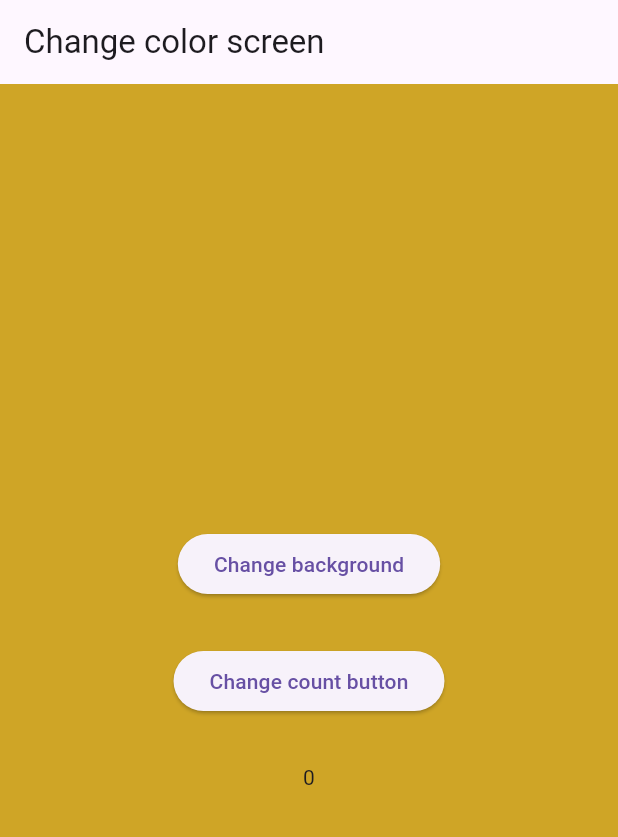
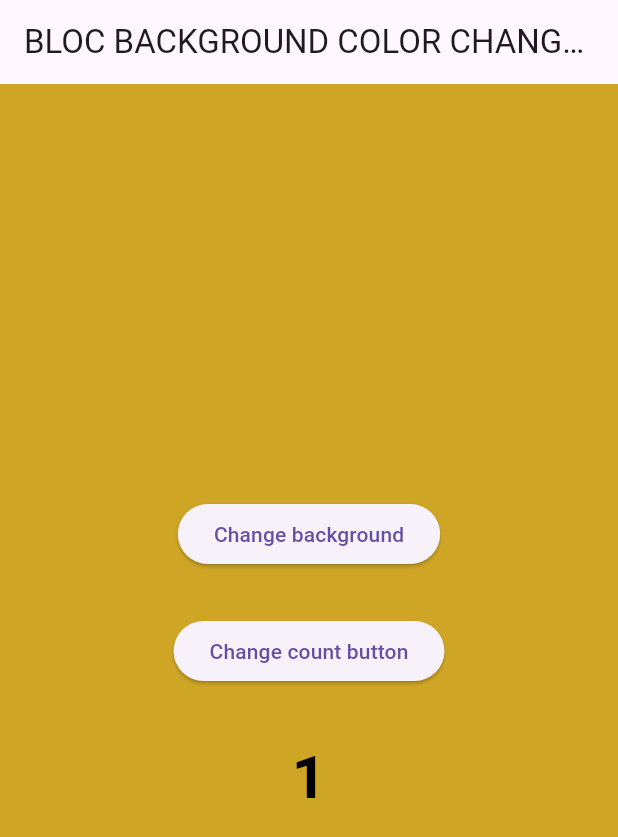
Before and after one commit to amruta123-dowell/communication_between_blocs_cubits, a Flutter app: the screen it shows after launch, after a tap on "Change background", on a phone screen of 412 x 824 dp. Shown: the top 837 px of the screen. Run offline on Flutter 3.47's test engine with Material 3 defaults, Android fonts, the phone set to English and light mode, and no system bars; our stand-ins replace bloc, equatable, flutter_bloc.

Commit message:
BLOC-BLOC Communication and BLOC listener - Implementation

```diff
--- /dev/null
+++ b/lib/bloc/colorBloc/color_bloc.dart
@@ -0,0 +1,26 @@
+import 'dart:ui';
+
+import 'package:bloc/bloc.dart';
+import 'package:equatable/equatable.dart';
+import 'package:flutter/material.dart';
+
+part 'color_event.dart';
+part 'color_state.dart';
+
+class ColorBloc extends Bloc<ColorEvent, ColorState> {
+  ColorBloc() : super(ColorState.initial()) {
+    on<ColorChangeEvent>((event, Emitter<ColorState> emit) {
+      if (state.backGndColor == const Color.fromARGB(255, 240, 72, 60)) {
+        emit(state.copyWith(color: const Color.fromARGB(255, 207, 165, 38)));
+      } else if (state.backGndColor ==
+          const Color.fromARGB(255, 207, 165, 38)) {
+        emit(state.copyWith(color: const Color.fromARGB(255, 35, 217, 41)));
+      } else if (state.backGndColor == const Color.fromARGB(255, 35, 217, 41)) {
+        emit(state.copyWith(color: const Color.fromARGB(255, 144, 36, 163)));
+      } else if (state.backGndColor ==
+          const Color.fromARGB(255, 144, 36, 163)) {
+        emit(state.copyWith(color: const Color.fromARGB(255, 240, 72, 60)));
+      }
+    });
+  }
+}
--- /dev/null
+++ b/lib/bloc/colorBloc/color_event.dart
@@ -0,0 +1,10 @@
+part of 'color_bloc.dart';
+
+sealed class ColorEvent extends Equatable {
+  const ColorEvent();
+
+  @override
+  List<Object> get props => [];
+}
+
+class ColorChangeEvent extends ColorEvent {}
--- /dev/null
+++ b/lib/bloc/colorBloc/color_state.dart
@@ -0,0 +1,17 @@
+part of 'color_bloc.dart';
+
+class ColorState extends Equatable {
+  final Color backGndColor;
+  const ColorState({required this.backGndColor});
+
+  @override
+  List<Object> get props => [backGndColor];
+
+  factory ColorState.initial() {
+    return const ColorState(backGndColor: Color.fromARGB(255, 240, 72, 60));
+  }
+
+  ColorState copyWith({Color? color}) {
+    return ColorState(backGndColor: color ?? backGndColor);
+  }
+}
--- /dev/null
+++ b/lib/bloc/counterBloc/counter_bloc.dart
@@ -0,0 +1,56 @@
+import 'dart:async';
+import 'dart:ui';
+
+import 'package:bloc/bloc.dart';
+import 'package:communication_between_blocs_cubits/cubits/cubit/color_cubit.dart';
+import 'package:equatable/equatable.dart';
+
+import '../colorBloc/color_bloc.dart';
+
+part 'counter_event.dart';
+part 'counter_state.dart';
+
+// class CounterBloc extends Bloc<CounterEvent, CounterState> {
+//   int incrementNumber = 1;
+//   late final StreamSubscription colorSubscription;
+//   CounterBloc(ColorBloc colorBloc) : super(CounterState.initial()) {
+//     colorSubscription = colorBloc.stream.listen((colorState) {
+//       if (colorState.backGndColor == const Color.fromARGB(255, 240, 72, 60)) {
+//         incrementNumber = 1;
+//       } else if (colorState.backGndColor ==
+//           const Color.fromARGB(255, 207, 165, 38)) {
+//         incrementNumber = 10;
+//       } else if (colorState.backGndColor ==
+//           const Color.fromARGB(255, 35, 217, 41)) {
+//         incrementNumber = 100;
+//       } else if (colorState.backGndColor ==
+//           const Color.fromARGB(255, 144, 36, 163)) {
+//         state.copyWith(count: incrementNumber + state.incrementCount);
+//         // add(CounterChangeEvent());
+//         incrementNumber = -100;
+//       }
+//     });
+//     on<CounterChangeEvent>((event, emit) {
+//       emit(state.copyWith(count: incrementNumber + state.incrementCount));
+//     });
+//   }
+
+//   @override
+//   Future<void> close() {
+//     colorSubscription.cancel();
+//     return super.close();
+//   }
+// }
+
+class CounterBloc extends Bloc<CounterEvent, CounterState> {
+  CounterBloc() : super(CounterState.initial()) {
+    on<CounterChangeEventWithArg>(changeCounterValue);
+  }
+
+  FutureOr<void> changeCounterValue(
+    CounterChangeEventWithArg event,
+    Emitter<CounterState> emit,
+  ) {
+    emit(state.copyWith(count: event.count + state.incrementCount));
+  }
+}
--- /dev/null
+++ b/lib/bloc/counterBloc/counter_event.dart
@@ -0,0 +1,17 @@
+part of 'counter_bloc.dart';
+
+sealed class CounterEvent extends Equatable {
+  const CounterEvent();
+
+  @override
+  List<Object> get props => [];
+}
+class CounterChangeEvent extends CounterEvent{}
+
+
+class CounterChangeEventWithArg extends CounterEvent{
+  final int count;
+
+ const CounterChangeEventWithArg({required this.count});
+
+}
--- /dev/null
+++ b/lib/bloc/counterBloc/counter_state.dart
@@ -0,0 +1,21 @@
+part of 'counter_bloc.dart';
+
+class CounterState extends Equatable {
+  final int incrementCount;
+  const CounterState({required this.incrementCount});
+
+  @override
+  List<Object> get props => [incrementCount];
+  factory CounterState.initial() {
+    return const CounterState(incrementCount: 1);
+  }
+
+  @override
+  String toString() {
+    return "count is $incrementCount";
+  }
+
+  CounterState copyWith({int? count}) {
+    return CounterState(incrementCount: count ?? incrementCount);
+  }
+}
--- /dev/null
+++ b/lib/blocScreen/bloc_color_change_screen.dart
@@ -0,0 +1,116 @@
+import 'package:communication_between_blocs_cubits/bloc/colorBloc/color_bloc.dart';
+import 'package:communication_between_blocs_cubits/bloc/counterBloc/counter_bloc.dart';
+import 'package:flutter/material.dart';
+import 'package:flutter_bloc/flutter_bloc.dart';
+
+class BlocColorChangeScreen extends StatelessWidget {
+  const BlocColorChangeScreen({super.key});
+
+  @override
+  Widget build(BuildContext context) {
+    return Scaffold(
+      backgroundColor: context.watch<ColorBloc>().state.backGndColor,
+      appBar: AppBar(
+        title: const Text("BLOC CHANGE COLOR SCREEN"),
+      ),
+      body: Center(
+          child: Column(
+        mainAxisAlignment: MainAxisAlignment.center,
+        crossAxisAlignment: CrossAxisAlignment.center,
+        children: [
+          ElevatedButton(
+              onPressed: () {
+                context.read<ColorBloc>().add(ColorChangeEvent());
+              },
+              child: const Text("Change background")),
+          const SizedBox(
+            height: 30,
+          ),
+          ElevatedButton(
+              onPressed: () {
+                context.read<CounterBloc>().add(CounterChangeEvent());
+              },
+              child: const Text("Change count button")),
+          const SizedBox(
+            height: 30,
+          ),
+          Text(
+            "${context.watch<CounterBloc>().state.incrementCount}",
+            style: Theme.of(context).primaryTextTheme.bodyLarge?.copyWith(
+                color: Colors.black, fontSize: 40, fontWeight: FontWeight.bold),
+          ),
+        ],
+      )),
+    );
+  }
+}
+
+class BlocListenerColorChangeBlocScreen extends StatefulWidget {
+  const BlocListenerColorChangeBlocScreen({super.key});
+
+  @override
+  State<BlocListenerColorChangeBlocScreen> createState() =>
+      _BlocListenerColorChangeBlocScreenState();
+}
+
+class _BlocListenerColorChangeBlocScreenState
+    extends State<BlocListenerColorChangeBlocScreen> {
+  int incrementNumber = 1;
+  @override
+  Widget build(BuildContext context) {
+    return BlocListener<ColorBloc, ColorState>(
+      listener: (context, state) {
+        if (state.backGndColor == const Color.fromARGB(255, 240, 72, 60)) {
+          incrementNumber = 1;
+        } else if (state.backGndColor ==
+            const Color.fromARGB(255, 207, 165, 38)) {
+          incrementNumber = 10;
+        } else if (state.backGndColor ==
+            const Color.fromARGB(255, 35, 217, 41)) {
+          incrementNumber = 100;
+        } else if (state.backGndColor ==
+            const Color.fromARGB(255, 144, 36, 163)) {
+          incrementNumber = -100;
+        }
+      },
+      child: Scaffold(
+        backgroundColor: context.watch<ColorBloc>().state.backGndColor,
+        appBar: AppBar(
+          title: const Text("BLOC BACKGROUND COLOR CHANGE SCREEN"),
+        ),
+        body: Center(
+            child: Column(
+          mainAxisAlignment: MainAxisAlignment.center,
+          crossAxisAlignment: CrossAxisAlignment.center,
+          children: [
+            ElevatedButton(
+                onPressed: () {
+                  context.read<ColorBloc>().add(ColorChangeEvent());
+                },
+                child: const Text("Change background")),
+            const SizedBox(
+              height: 30,
+            ),
+            ElevatedButton(
+                onPressed: () {
+                  context
+                      .read<CounterBloc>()
+                      .add(CounterChangeEventWithArg(count: incrementNumber));
+                },
+                child: const Text("Change count button")),
+            const SizedBox(
+              height: 30,
+            ),
+            Text(
+              "${context.watch<CounterBloc>().state.incrementCount}",
+              style: Theme.of(context).primaryTextTheme.bodyLarge?.copyWith(
+                  color: Colors.black,
+                  fontSize: 40,
+                  fontWeight: FontWeight.bold),
+            ),
+          ],
+        )),
+      ),
+    );
+  }
+}
--- a/lib/cubits/cubit/counter_cubit.dart
+++ b/lib/cubits/cubit/counter_cubit.dart
@@ -9,35 +9,46 @@ import 'color_cubit.dart';
 
 part 'counter_state.dart';
 
+//Using StreamSubscription
+// class CounterCubit extends Cubit<CounterState> {
+//   int incrementSize = 1;
+
+//   final ColorCubit colorCubit;
+//   late final StreamSubscription colorSubscription;
+//   CounterCubit({required this.colorCubit}) : super(CounterState.initial()) {
+//     colorSubscription = colorCubit.stream.listen((ColorState colorState) {
+//       if (colorState.color == const Color.fromARGB(255, 240, 72, 60)) {
+//         incrementSize = 1;
+//         print(incrementSize);
+//       } else if (colorState.color == const Color.fromARGB(255, 207, 165, 38)) {
+//         incrementSize = 10;
+//       } else if (colorState.color == const Color.fromARGB(255, 35, 217, 41)) {
+//         incrementSize = 100;
+//       } else if (colorState.color == const Color.fromARGB(255, 144, 36, 163)) {
+//         emit(state.copyWith(count: state.incrementCount - 100));
+//         incrementSize = -100;
+//       }
+//       print("incrementSize is  $incrementSize");
+//     });
+//   }
+
+//   void changeCounter() {
+//     emit(state.copyWith(count: state.incrementCount + incrementSize));
+//   }
+
+//   @override
+//   Future<void> close() {
+//     colorSubscription.cancel();
+//     return super.close();
+//   }
+// }
+
+//Using BlocListener
+
 class CounterCubit extends Cubit<CounterState> {
-  int incrementSize = 1;
+  CounterCubit() : super(CounterState.initial());
 
-  final ColorCubit colorCubit;
-  late final StreamSubscription colorSubscription;
-  CounterCubit({required this.colorCubit}) : super(CounterState.initial()) {
-    colorSubscription = colorCubit.stream.listen((ColorState colorState) {
-      if (colorState.color == const Color.fromARGB(255, 240, 72, 60)) {
-        incrementSize = 1;
-        print(incrementSize);
-      } else if (colorState.color == const Color.fromARGB(255, 207, 165, 38)) {
-        incrementSize = 10;
-      } else if (colorState.color == const Color.fromARGB(255, 35, 217, 41)) {
-        incrementSize = 100;
-      } else if (colorState.color == const Color.fromARGB(255, 144, 36, 163)) {
-        emit(state.copyWith(count: state.incrementCount - 100));
-        incrementSize = -100;
-      }
-      print("incrementSize is  $incrementSize");
-    });
-  }
-
-  void changeCounter() {
+  void changeCounter(int incrementSize) {
     emit(state.copyWith(count: state.incrementCount + incrementSize));
   }
-
-  @override
-  Future<void> close() {
-    colorSubscription.cancel();
-    return super.close();
-  }
 }
--- a/lib/main.dart
+++ b/lib/main.dart
@@ -1,3 +1,7 @@
+import 'package:communication_between_blocs_cubits/bloc/colorBloc/color_bloc.dart'
+    as colorBloc;
+import 'package:communication_between_blocs_cubits/bloc/counterBloc/counter_bloc.dart';
+import 'package:communication_between_blocs_cubits/blocScreen/bloc_color_change_screen.dart';
 import 'package:communication_between_blocs_cubits/cubits/cubit/color_cubit.dart';
 import 'package:communication_between_blocs_cubits/cubits/cubit/counter_cubit.dart';
 import 'package:flutter/material.dart';
@@ -16,22 +20,107 @@ class MyApp extends StatelessWidget {
       providers: [
         BlocProvider<ColorCubit>(create: (context) => ColorCubit()),
         BlocProvider<CounterCubit>(
-            create: (context) =>
-                CounterCubit(colorCubit: context.read<ColorCubit>()))
+          create: (context) => CounterCubit(),
+
+          ///Using StreamSubscription
+          // create: (context) =>
+          //     CounterCubit(colorCubit: context.read<ColorCubit>())
+        ),
+        BlocProvider<colorBloc.ColorBloc>(
+            create: (context) => colorBloc.ColorBloc()),
+        BlocProvider<CounterBloc>(create: (context) => CounterBloc()
+
+            //This is used StreamBuilder is used
+            // CounterBloc(context.read<colorBloc.ColorBloc>())
+            )
       ],
       child: const MaterialApp(
-        home: ChangeColorSCreen(),
+          home:
+              //USING BLOC
+              BlocListenerColorChangeBlocScreen()
+          //using streamSubscription
+          // BlocColorChangeScreen()
+
+          //USING CUBIT
+          // ChangeColorScreenBlocListener()
+
+          //using StreamSubscription
+          // ChangeColorScreen(),
           ),
     );
   }
 }
 
-class ChangeColorSCreen extends StatelessWidget {
-  const ChangeColorSCreen({super.key});
+// class ChangeColorScreen extends StatelessWidget {
+//   const ChangeColorScreen({super.key});
+
+//   @override
+//   Widget build(BuildContext context) {
+//     return Scaffold(
+//       backgroundColor: context.watch<ColorCubit>().state.color,
+//       appBar: AppBar(
+//         title: const Text("Change color screen"),
+//       ),
+//       body: Center(
+//           child: Column(
+//         mainAxisAlignment: MainAxisAlignment.center,
+//         crossAxisAlignment: CrossAxisAlignment.center,
+//         children: [
+//           ElevatedButton(
+//               onPressed: () {
+//                 context.read<ColorCubit>().changeColor();
+//               },
+//               child: const Text("Change background")),
+//           const SizedBox(
+//             height: 30,
+//           ),
+//           ElevatedButton(
+//               onPressed: () {
+//                 context.read<CounterCubit>().changeCounter();
+//               },
+//               child: const Text("Change count button")),
+//           const SizedBox(
+//             height: 30,
+//           ),
+//           Text(
+//             "${context.watch<CounterCubit>().state.incrementCount}",
+//             style: Theme.of(context).primaryTextTheme.bodyLarge?.copyWith(
+//                 color: Colors.black, fontSize: 40, fontWeight: FontWeight.bold),
+//           ),
+//         ],
+//       )),
+//     );
+//   }
+// }
+
+///Using BlocListener
+class ChangeColorScreenBlocListener extends StatefulWidget {
+  const ChangeColorScreenBlocListener({super.key});
 
   @override
+  State<ChangeColorScreenBlocListener> createState() =>
+      _ChangeColorScreenBlocListenerState();
+}
+
+class _ChangeColorScreenBlocListenerState
+    extends State<ChangeColorScreenBlocListener> {
+  int incrementSize = 1;
+  @override
   Widget build(BuildContext context) {
-    return Scaffold(
+    return BlocListener<ColorCubit, ColorState>(
+      listener: (context, state) {
+        if (state.color == const Color.fromARGB(255, 240, 72, 60)) {
+          incrementSize = 1;
+        } else if (state.color == const Color.fromARGB(255, 207, 165, 38)) {
+          incrementSize = 10;
+        } else if (state.color == const Color.fromARGB(255, 35, 217, 41)) {
+          incrementSize = 100;
+        } else if (state.color == const Color.fromARGB(255, 144, 36, 163)) {
+          context.read<CounterCubit>().changeCounter(-100);
+          incrementSize = -100;
+        }
+      },
+      child: Scaffold(
         backgroundColor: context.watch<ColorCubit>().state.color,
         appBar: AppBar(
           title: const Text("Change color screen"),
@@ -51,15 +140,22 @@ class ChangeColorSCreen extends StatelessWidget {
             ),
             ElevatedButton(
                 onPressed: () {
-                context.read<CounterCubit>().changeCounter();
+                  context.read<CounterCubit>().changeCounter(incrementSize);
                 },
                 child: const Text("Change count button")),
             const SizedBox(
               height: 30,
             ),
-          Text("${context.watch<CounterCubit>().state.incrementCount}"),
+            Text(
+              "${context.watch<CounterCubit>().state.incrementCount}",
+              style: Theme.of(context).primaryTextTheme.bodyLarge?.copyWith(
+                  color: Colors.black,
+                  fontSize: 40,
+                  fontWeight: FontWeight.bold),
+            ),
           ],
         )),
+      ),
     );
   }
 }
```
Lines whose indentation alone changed are shown as unchanged.
